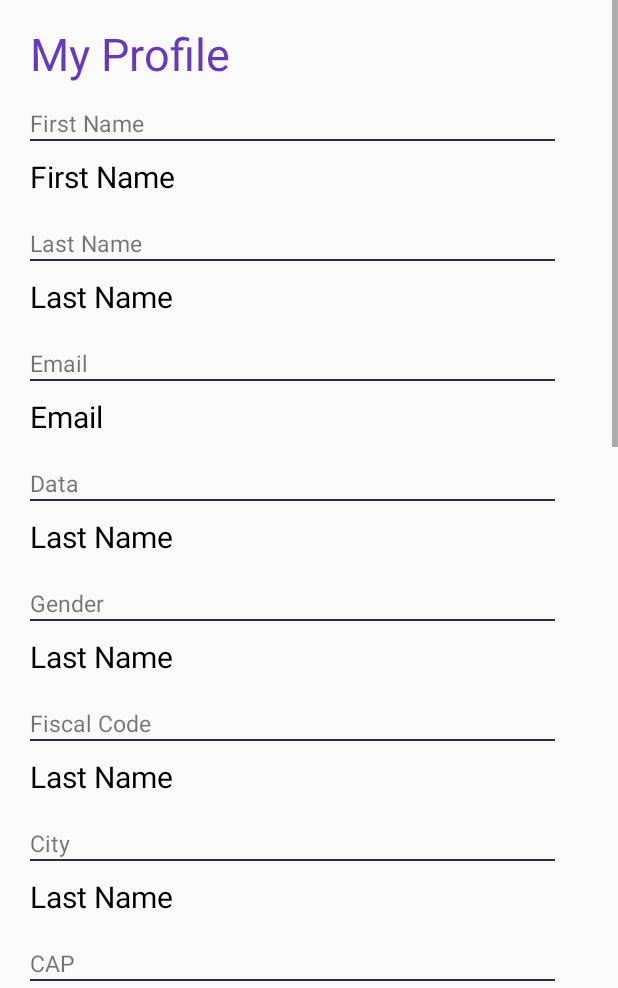
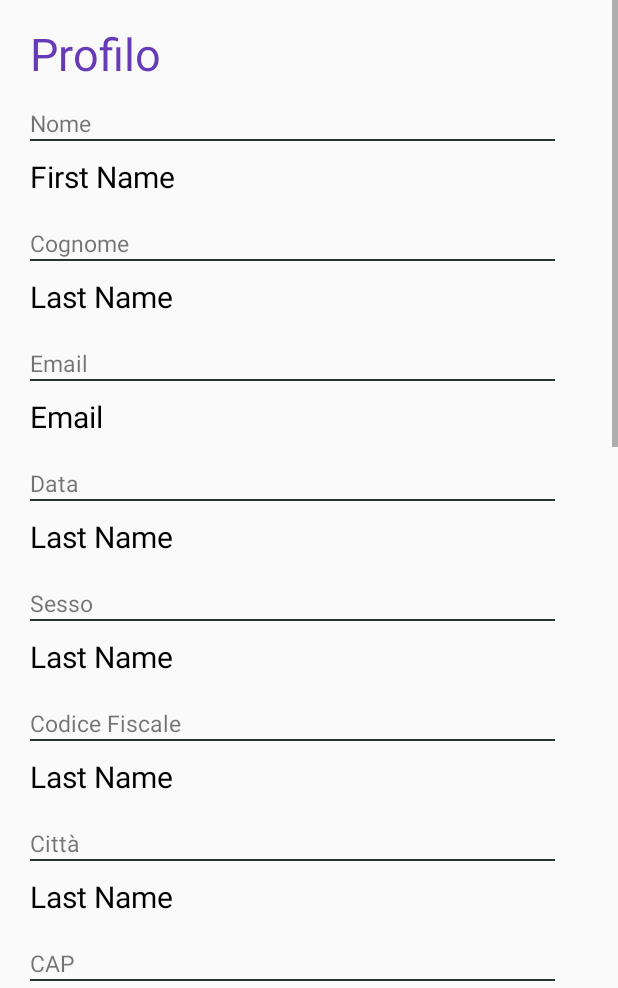
Before and after one commit to pacovalentino/progectSAD-App-Android, an Android app: the layout fragment_profile.xml on its own in the app's theme, with its tools: preview values and no code run, on a phone screen of 412 x 824 dp, the part 248-1236 px from its top. Run offline under Robolectric (Android 15) with nearby library versions, the phone set to English and light mode, and no system bars.

Commit message:
+ traduzione italiano profile fragment

```diff
--- a/app/src/main/res/layout/fragment_profile.xml
+++ b/app/src/main/res/layout/fragment_profile.xml
@@ -53,7 +53,7 @@
                     android:id="@+id/t9dsdssasasds"
                     android:layout_width="match_parent"
                     android:layout_height="wrap_content"
-                    android:text="My Profile"
+                    android:text="Profilo"
                     android:textColor="#673AB7"
                     android:textSize="30dp" />
 
@@ -66,7 +66,7 @@
                     android:id="@+id/textV"
                     android:layout_width="354dp"
                     android:layout_height="wrap_content"
-                    android:text="First Name"
+                    android:text="Nome"
                     android:textSize="15dp" />
 
                 <View
@@ -97,7 +97,7 @@
                     android:id="@+id/texdsdtV"
                     android:layout_width="354dp"
                     android:layout_height="wrap_content"
-                    android:text="Last Name"
+                    android:text="Cognome"
                     android:textSize="15dp" />
 
                 <View
@@ -190,7 +190,7 @@
                     android:id="@+id/texdsdvvvtV"
                     android:layout_width="354dp"
                     android:layout_height="wrap_content"
-                    android:text="Gender"
+                    android:text="Sesso"
                     android:textSize="15dp" />
 
                 <View
@@ -221,7 +221,7 @@
                     android:id="@+id/texdsdvvccvtV"
                     android:layout_width="354dp"
                     android:layout_height="wrap_content"
-                    android:text="Fiscal Code"
+                    android:text="Codice Fiscale"
                     android:textSize="15dp" />
 
                 <View
@@ -252,7 +252,7 @@
                     android:id="@+id/texdsaadvvvtV"
                     android:layout_width="354dp"
                     android:layout_height="wrap_content"
-                    android:text="City"
+                    android:text="Città"
                     android:textSize="15dp" />
 
                 <View
@@ -313,7 +313,7 @@
                     android:id="@+id/texdsdvvvaatV"
                     android:layout_width="354dp"
                     android:layout_height="wrap_content"
-                    android:text="Phone"
+                    android:text="Telefono"
                     android:textSize="15dp" />
 
                 <View
@@ -344,7 +344,7 @@
                     android:id="@+id/t9dsdsds"
                     android:layout_width="match_parent"
                     android:layout_height="wrap_content"
-                    android:text="Sanitaty Form"
+                    android:text="Form Sanitario"
                     android:textColor="#673AB7"
                     android:textSize="30dp" />
 
@@ -357,7 +357,7 @@
                     android:id="@+id/texdsdvv11vtV"
                     android:layout_width="354dp"
                     android:layout_height="wrap_content"
-                    android:text="Heart Disease"
+                    android:text="Cardiopatia"
                     android:textSize="15dp" />
 
                 <View
@@ -388,7 +388,7 @@
                     android:id="@+id/texdsd111vvvtV"
                     android:layout_width="354dp"
                     android:layout_height="wrap_content"
-                    android:text="Allergy"
+                    android:text="Allergia"
                     android:textSize="15dp" />
 
                 <View
@@ -421,7 +421,7 @@
                     android:id="@+id/texdsdvv111vtV"
                     android:layout_width="354dp"
                     android:layout_height="wrap_content"
-                    android:text="Immunosuppression"
+                    android:text="Immunodepresso"
                     android:textSize="15dp" />
 
                 <View
@@ -452,7 +452,7 @@
                     android:id="@+id/texdsdvvvtV111"
                     android:layout_width="354dp"
                     android:layout_height="wrap_content"
-                    android:text="Anticoagulants"
+                    android:text="AntiCoagulanti"
                     android:textSize="15dp" />
 
                 <View
```
